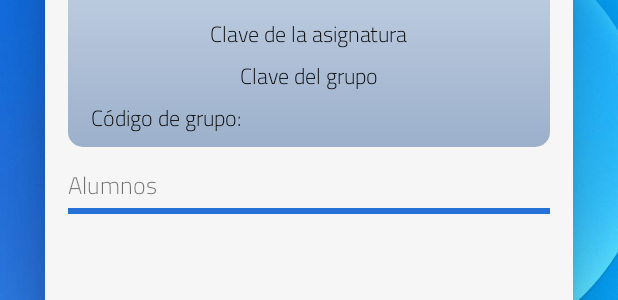
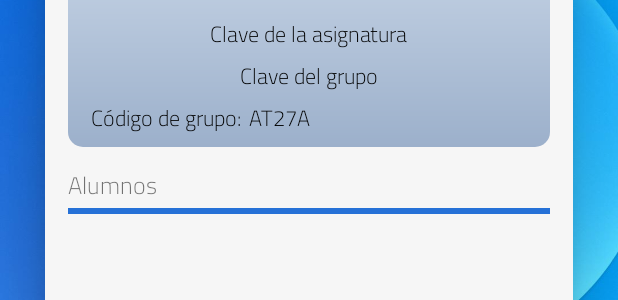
Before and after one commit to Jonaplay09/evaluacionAEDocente, an Android app: the layout activity_estudiante_selection.xml on its own in the app's theme, with its tools: preview values and no code run, on a phone screen of 412 x 824 dp. Shown: the part 197-497 px from the top of the screen. Run offline under Robolectric (Android 15) with nearby library versions, the phone set to English and light mode, and no system bars; Roboto replaces fonts that are not available here.

Commit message:
Info of the subject on EstudianteSelection

```diff
--- a/app/src/main/res/layout/activity_estudiante_selection.xml
+++ b/app/src/main/res/layout/activity_estudiante_selection.xml
@@ -65,6 +65,7 @@ Descripción: Layout de fragment calific est
                         <TextView
                             android:layout_width="wrap_content"
                             android:layout_height="wrap_content"
+                            android:id="@+id/student_select_txt_materia"
                             android:text="Nombre de la Materia"
                             android:layout_marginTop="5sp"
                             android:fontFamily="@font/poppins_semibold"
@@ -78,6 +79,7 @@ Descripción: Layout de fragment calific est
                         <TextView
                                 android:layout_width="wrap_content"
                                 android:layout_height="wrap_content"
+                            android:id="@+id/student_select_txt_claveAsig"
                                 android:text="Clave de la asignatura"
                                 android:fontFamily="@font/cairo_light"
                                 android:textColor="@color/black"
@@ -85,20 +87,38 @@ Descripción: Layout de fragment calific est
                             <TextView
                                 android:layout_width="wrap_content"
                                 android:layout_height="wrap_content"
+                                android:id="@+id/student_select_txt_claveGrupo"
                                 android:text="Clave del grupo"
                                 android:textColor="@color/black"
                                 android:fontFamily="@font/cairo_light"
                                 android:textSize="14.5sp"></TextView>
+                        <LinearLayout
+                            android:layout_width="match_parent"
+                            android:layout_height="wrap_content"
+                            android:orientation="horizontal">
                             <TextView
                                 android:layout_width="wrap_content"
                                 android:layout_height="wrap_content"
                                 android:textColor="@color/black"
                                 android:layout_marginLeft="15sp"
                                 android:layout_gravity="left"
+                                android:id="@+id/student_select_txt_codigoGru"
                                 android:text="Código de grupo:"
                                 android:fontFamily="@font/cairo_light"
                                 android:textSize="14.5sp"
                                 android:layout_marginBottom="5sp"></TextView>
+                            <TextView
+                                android:layout_width="wrap_content"
+                                android:layout_height="wrap_content"
+                                android:id="@+id/student_select_txt_codiGrupo"
+                                android:textColor="@color/black"
+                                android:layout_marginLeft="5sp"
+                                android:layout_gravity="left"
+                                android:text="AT27A"
+                                android:fontFamily="@font/cairo_light"
+                                android:textSize="14.5sp"
+                                android:layout_marginBottom="5sp"></TextView>
+                        </LinearLayout>
                     </LinearLayout>
                     <LinearLayout
                         android:layout_width="wrap_content"
@@ -161,6 +181,7 @@ Descripción: Layout de fragment calific est
                                 android:layout_height="wrap_content"
                                 android:layout_gravity="bottom"
                                 android:textColor="#2671d7"
+                                android:id="@+id/student_select_btn_atribu"
                                 android:fontFamily="@font/cairo_light"
                                 android:text="Asignar Atributos de Egreso Al Curso"
                                 android:textSize="16sp"></TextView>
```
Also changed, not shown: app/src/main/java/com/itsoeh/jmendoza/evaluacionae/EstudianteSelection.java (+31 -59 lines), app/src/main/java/com/itsoeh/jmendoza/evaluacionae/radapter/AdapterAsignatura.java (+18 -20 lines).
